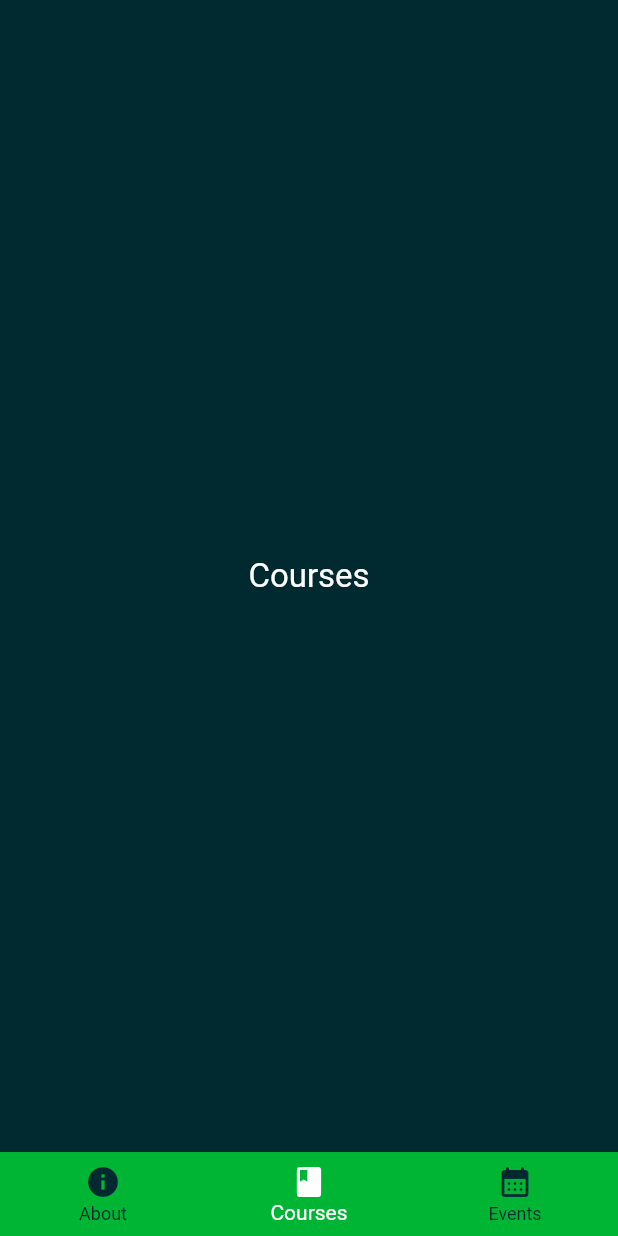
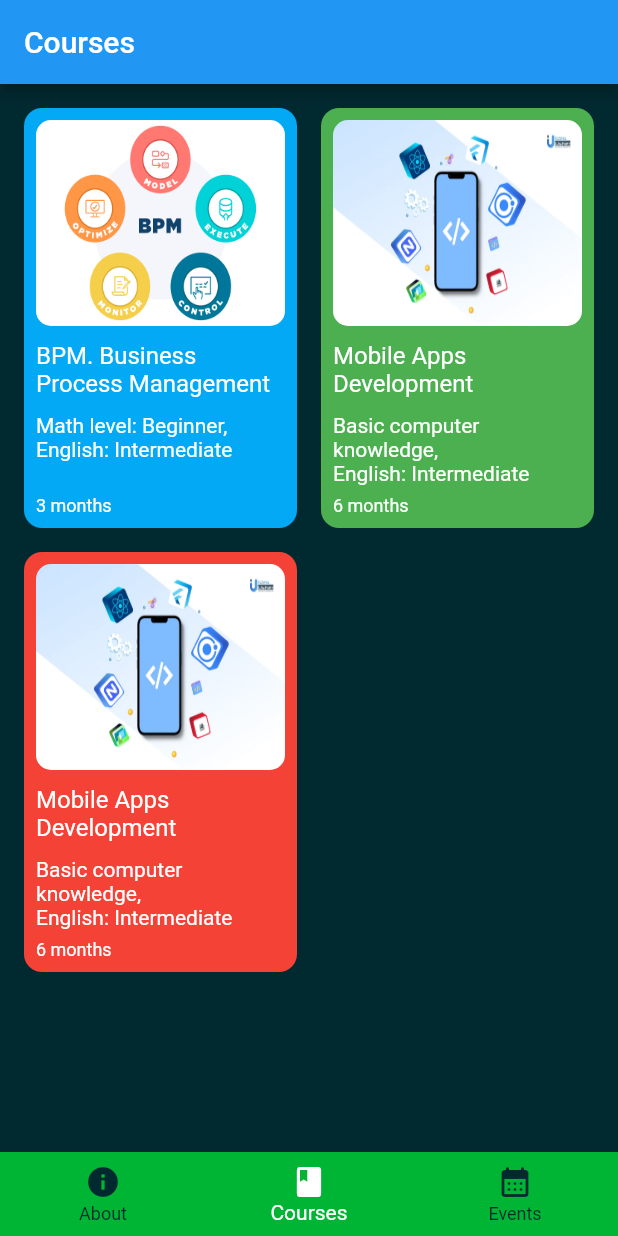
Before and after one commit to Abdusamad98/test_project, a Flutter app: the screen it shows after launch, item 2 of the bottom bar chosen, on a phone screen of 412 x 824 dp. Run offline on Flutter 3.47's test engine with Material 2 defaults, Android fonts, the phone set to English and light mode, and no system bars; statements that could not run were skipped.

Commit message:
some changes

```diff
--- /dev/null
+++ b/lib/data/app_database.dart
@@ -0,0 +1,88 @@
+import 'package:flutter/material.dart';
+import 'package:test_project/models/course_model.dart';
+import 'package:test_project/models/event_model.dart';
+import 'package:test_project/utils/icons.dart';
+
+List<CourseModel> courses = [
+  CourseModel(
+    description: '''
+      Business Process Management is a disciplinary approach to identify, design, execute, document, measure, monitor, control and improve business processes, automated or not, to achieve consistent results, aligned with the strategical goals of the organization.
+      BPO is a growing concept adopted by many companies nowadays. It is about outsourcing the services that are essential, but not part of your core business. Therefore, it is much more efficient to hire the specialized services of another company; with all the hardware available and labor you need, without having to spend thousands of dollars.
+      Business process management is not only about automating. The quality of the processes and activities is a priority! BPM is a project that has to be part of the company’s culture. It never ends, being a repeated and everlasting development.
+       ''',
+    imagePath: AppIcons.bpm,
+    courseName: "BPM. Business Process Management",
+    durationOfCourse: "3 months",
+    requiredKnowledge: "Math level: Beginner,\nEnglish: Intermediate",
+    color: Colors.lightBlue,
+  ),
+  CourseModel(
+    description: '''
+      Mobile application development is the process of making software for smartphones, tablets and digital assistants, most commonly for the Android and iOS operating systems. The software can be preinstalled on the device, downloaded from a mobile app store or accessed through a mobile web browser. The programming and markup languages used for this kind of software development include Java, Swift, C# and HTML5.
+      Mobile app development is rapidly growing. From retail, telecommunications and e-commerce to insurance, healthcare and government, organizations across industries must meet user expectations for real-time, convenient ways to conduct transactions and access information. Today, mobile devices—and the mobile applications that unlock their value—are the most popular way for people and businesses to connect to the internet. To stay relevant, responsive and successful, organizations need to develop the mobile applications that their customers, partners and employees demand.
+      Yet mobile application development might seem daunting. Once you’ve selected the OS platform or platforms, you need to overcome the limitations of mobile devices and usher your app all the way past the potential hurdles of distribution. Fortunately, by following a few basic guidelines and best practices, you can streamline your application development journey.
+           ''',
+    imagePath: AppIcons.mobile,
+    courseName: "Mobile Apps Development",
+    durationOfCourse: "6 months",
+    requiredKnowledge: "Basic computer knowledge,\nEnglish: Intermediate",
+    color: Colors.green,
+  ),
+  CourseModel(
+    description: '''
+      Mobile application development is the process of making software for smartphones, tablets and digital assistants, most commonly for the Android and iOS operating systems. The software can be preinstalled on the device, downloaded from a mobile app store or accessed through a mobile web browser. The programming and markup languages used for this kind of software development include Java, Swift, C# and HTML5.
+      Mobile app development is rapidly growing. From retail, telecommunications and e-commerce to insurance, healthcare and government, organizations across industries must meet user expectations for real-time, convenient ways to conduct transactions and access information. Today, mobile devices—and the mobile applications that unlock their value—are the most popular way for people and businesses to connect to the internet. To stay relevant, responsive and successful, organizations need to develop the mobile applications that their customers, partners and employees demand.
+      Yet mobile application development might seem daunting. Once you’ve selected the OS platform or platforms, you need to overcome the limitations of mobile devices and usher your app all the way past the potential hurdles of distribution. Fortunately, by following a few basic guidelines and best practices, you can streamline your application development journey.
+           ''',
+    imagePath: "assets/course_images/mobile.png",
+    courseName: "Mobile Apps Development",
+    durationOfCourse: "6 months",
+    requiredKnowledge: "Basic computer knowledge,\nEnglish: Intermediate",
+    color: Colors.red,
+  ),
+];
+
+List<EventModel> events = [
+  EventModel(
+    title: "Orientation Week",
+    description: '''
+⚡️ PDP University Orientation week | Start
+
+🟢// PDP University’da 2-Oktabr kuni orientatsiya haftaligiga start berildi.
+
+✌️ Hafta davomida sizni nimalar kutmoqda:
+
+✅ Taqdimotlar
+✅ Networking
+✅ Jamoaviy ishlash
+✅ Skill’larni taqdim etish
+✅ Loyihalar bilan tanishuv
+✅ va siz uchun yana ko’plab foydali ma’lumotlar
+
+😎 Siz ham PDP talabasi bo’lishni istaysizmi? U holda izohlarda + belgisini qoldiring!
+   🌐 PDP University — raqamli taʼlim, raqamli kelajak yaratish uchun!
+      ''',
+    images: [
+      AppIcons.image3,
+      AppIcons.image4,
+    ],
+    dateOfEvent: "02.10.2023",
+  ),
+  EventModel(
+    title: "Talabalikga marhamat!",
+    description: '''
+🎓 HAM TALABALIKNI, HAM STIPENDIYANI QO'LGA KIRITING!
+Iyul oyi bilan birga vaucherlar ham o'z nihoyasiga yetdi. Ammo avgust oyining ham sizga atalgan imtiyozlari mavjud. Qanday deysizmi?
+🔥 PDP University bo'lajak talabalarni rag'batlantirish maqsadida navbatdagi imtiyozlarni yo'lga qo'ydi.
+Ushbu imkoniyatni qo'lga kiritish faqatgina sizga bog'liq. Ammo xohishning o'zi yetarli emas, harakat qiling va yuqori natijalarga erishing.
+📲 Hoziroq ro'yxatdan o'tish uchun biodagi havolaga bosing.
+P/s: Stipendiyalarimiz ham Vaucherlarimiz kabi tugatiladi, shuning uchun vaqtida imkoniyatdan foydalanib qoling.
+📞 | +998787777747
+ ''',
+    images: [
+      AppIcons.image1,
+      AppIcons.image2,
+    ],
+    dateOfEvent: "10.10.2023",
+  ),
+];
--- a/lib/ui/courses/courses_screen.dart
+++ b/lib/ui/courses/courses_screen.dart
@@ -1,5 +1,6 @@
 import 'package:flutter/material.dart';
-
+import 'package:test_project/data/app_database.dart';
+import 'package:test_project/utils/colors.dart';
 
 class CoursesScreen extends StatefulWidget {
   const CoursesScreen({super.key});
@@ -11,13 +12,70 @@ class CoursesScreen extends StatefulWidget {
 class _CoursesScreenState extends State<CoursesScreen> {
   @override
   Widget build(BuildContext context) {
-    return const  Scaffold(
-      body: Center(
-        child: Text(
-          "Courses",
-          style: TextStyle(fontSize: 22, color: Colors.white),
-        ),
+    double height = MediaQuery.of(context).size.height;
+    double width = MediaQuery.of(context).size.width;
+    debugPrint("CURRENT SCREEN HEIGHT:$height and WIDTH:$width");
+    return Scaffold(
+      appBar: AppBar(
+        title: const Text("Courses"),
       ),
-    );;
+      body: GridView.count(
+        primary: false,
+        padding: const EdgeInsets.all(16),
+        crossAxisSpacing: 16,
+        mainAxisSpacing: 16,
+        crossAxisCount: 2,
+        childAspectRatio: 0.65,
+        children: <Widget>[
+          for (int i = 0; i < courses.length; i++)
+            Container(
+              padding: const EdgeInsets.all(8),
+              decoration: BoxDecoration(
+                  color: courses[i].color,
+                  borderRadius: BorderRadius.circular(12)),
+              child: Column(
+                crossAxisAlignment: CrossAxisAlignment.start,
+                children: [
+                  ClipRRect(
+                    borderRadius: BorderRadius.circular(10),
+                    child: Image.asset(
+                      courses[i].imagePath,
+                      height: height / 6,
+                      width: double.infinity,
+                      fit: BoxFit.fill,
+                    ),
+                  ),
+                  const SizedBox(height: 10),
+                  Text(
+                    courses[i].courseName,
+                    style: const TextStyle(
+                      color: AppColors.white,
+                      fontSize: 16,
+                    ),
+                  ),
+                  const SizedBox(height: 10),
+                  Text(
+                    courses[i].requiredKnowledge,
+                    style: const TextStyle(
+                      color: AppColors.white,
+                      fontSize: 14,
+                    ),
+                  ),
+
+                  const Spacer(),
+                  Text(
+                    courses[i].durationOfCourse,
+                    style: const TextStyle(
+                      color: AppColors.white,
+                      fontSize: 12,
+                    ),
+                  ),
+
+                ],
+              ),
+            ),
+        ],
+      ),
+    );
   }
 }
--- a/lib/utils/icons.dart
+++ b/lib/utils/icons.dart
@@ -1,5 +1,9 @@
 class AppIcons{
   static const String image1 = "assets/images/image_1.jpeg";
   static const String image2 = "assets/images/image_2.png";
+  static const String image3 = "assets/images/image_3.jpeg";
+  static const String image4 = "assets/images/image_4.jpeg";
   static const String logo = "assets/images/logo.png";
+  static const String bpm = "assets/course_images/bpm.png";
+  static const String mobile = "assets/course_images/mobile.png";
 }
--- a/pubspec.yaml
+++ b/pubspec.yaml
@@ -62,6 +62,7 @@ flutter:
 
   assets:
     - assets/images/
+    - assets/course_images/
 
 
 
```
Also changed, not shown: lib/models/course_model.dart (added, +23 -0 lines), lib/models/event_model.dart (added, +13 -0 lines), lib/ui/events/events_screen.dart (+58 -8 lines), lib/ui/splash/splash_screen.dart (+8 -3 lines), assets/course_images/bpm.png (added), assets/course_images/mobile.png (added), assets/images/image_3.jpeg (added), assets/images/image_4.jpeg (added).
